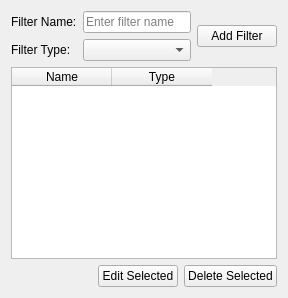
Before: the Qt Designer form uifiles/filters_tab.ui in prookyon/MonoObsLog2, drawn with Qt 5.
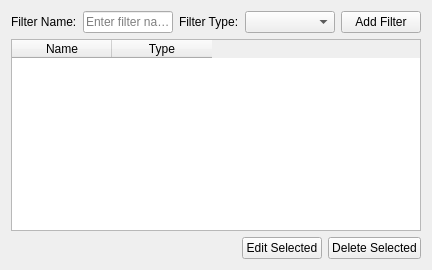
After: the same form once the commit is applied.

Commit message: UI updates. Incremented version number.

Diff of the .ui file:
```diff
--- a/uifiles/filters_tab.ui
+++ b/uifiles/filters_tab.ui
@@ -4,7 +4,7 @@
  <widget class="QWidget" name="FilterTab">
   <layout class="QVBoxLayout" name="verticalLayout">
    <item>
-    <layout class="QGridLayout" name="gridLayout">
+    <layout class="QGridLayout" name="gridLayout"  columnstretch="0,1,0,1,0">
      <item row="0" column="0">
       <widget class="QLabel" name="nameLabel">
        <property name="text">
@@ -19,21 +19,21 @@
        </property>
       </widget>
      </item>
-     <item row="1" column="0">
+     <item row="0" column="2">
       <widget class="QLabel" name="typeLabel">
        <property name="text">
         <string>Filter Type:</string>
        </property>
       </widget>
      </item>
-     <item row="1" column="1">
+     <item row="0" column="3">
       <widget class="QComboBox" name="typeComboBox">
        <property name="editable">
         <bool>false</bool>
        </property>
       </widget>
      </item>
-     <item row="0" column="2" rowspan="2">
+     <item row="0" column="4">
       <widget class="QPushButton" name="addFilterButton">
        <property name="text">
         <string>Add Filter</string>
```
The commit also changes 5 other files.
